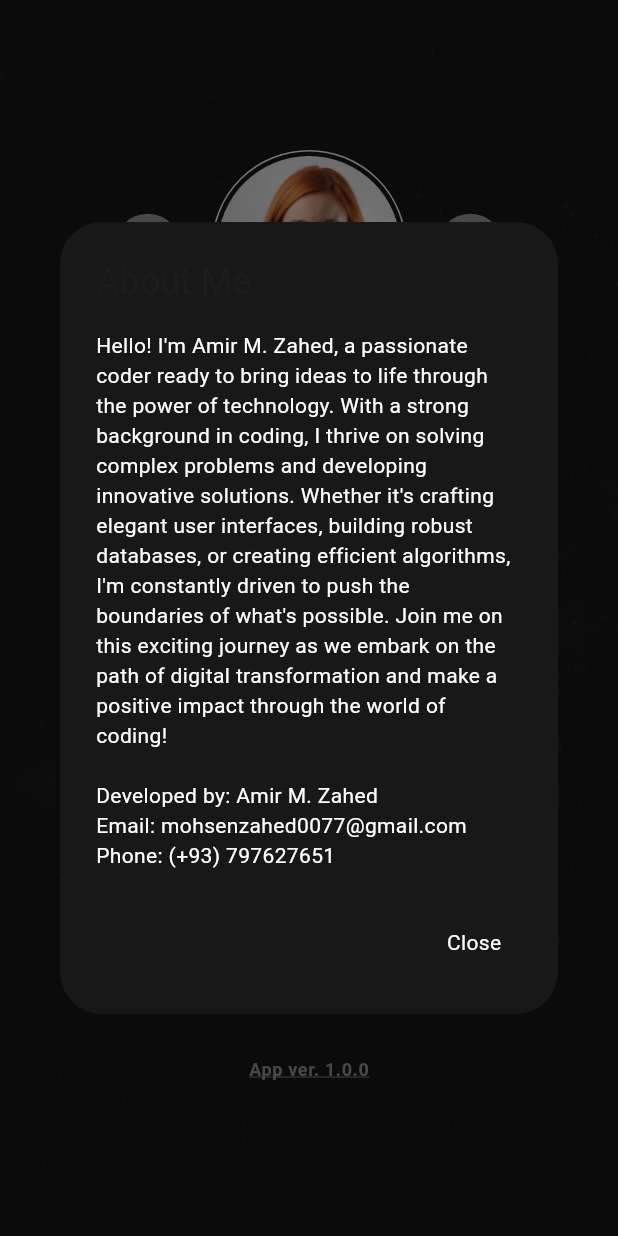
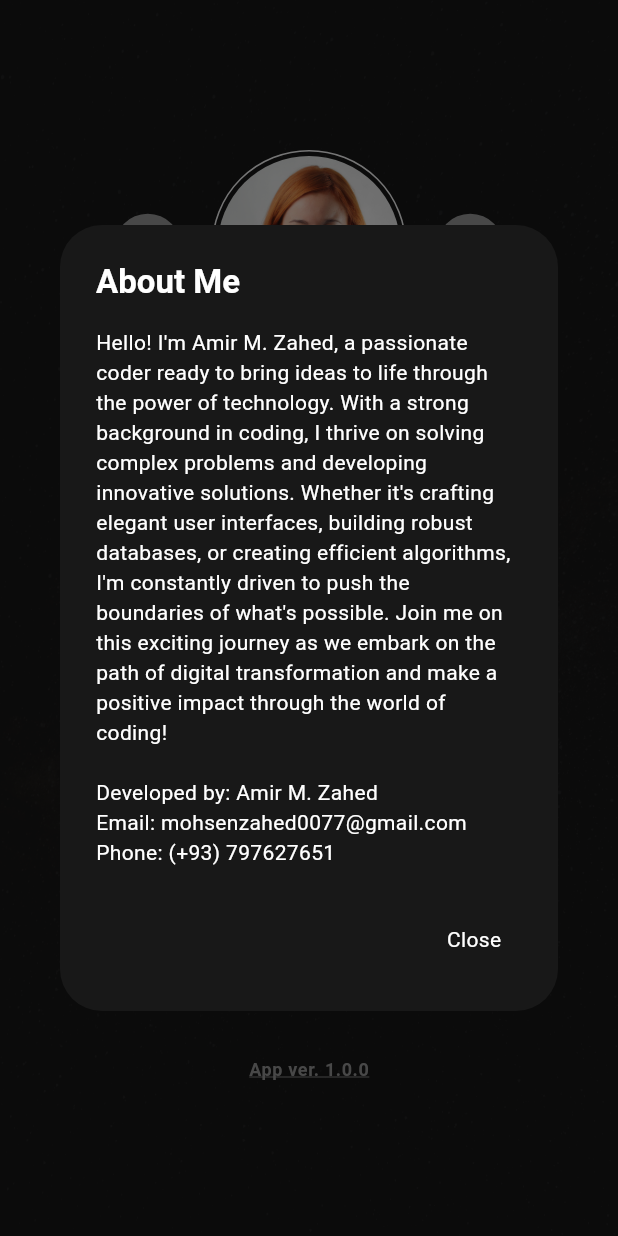
Before and after one commit to mohsen-zahed/NASA-Explorer-App, a Flutter app: the ProfileScreen screen opened directly, after a tap on "About Me", on a phone screen of 412 x 824 dp. Run offline on Flutter 3.47's test engine with Material 3 defaults, Android fonts, the phone set to English and light mode, and no system bars; our stand-ins replace cached_network_image, connectivity_plus, firebase_core, geocoding, geolocator, image_picker and 2 more; accounts and stored records are empty; network calls fail.

Commit message:
some updates

```diff
--- a/lib/constants/variables.dart
+++ b/lib/constants/variables.dart
@@ -93,7 +93,7 @@ var newsImageUrl =
 var demoNewsImageHolder =
     'https://th.bing.com/th/id/OIP.o77g1Q7GoA_ozXdDCwoABwHaEo?w=263&h=180&c=7&r=0&o=5&pid=1.7';
 var imagesModelList = [];
-
+List<String>? homeImagesList = [];
 
 // home screen variables
 
--- a/lib/main_screens/images_screen/image_gallery_screen.dart
+++ b/lib/main_screens/images_screen/image_gallery_screen.dart
@@ -20,7 +20,7 @@ class _ImageGalleryScreenState extends State<ImageGalleryScreen> {
       body: BackgroundImageWidget(
         child: SafeArea(
             child: ListView.builder(
-          itemCount: fetchedImagesList.length,
+          itemCount: 1,
           itemBuilder: (context, index) {
             return Padding(
               padding: const EdgeInsets.symmetric(horizontal: 10),
--- a/lib/main_screens/profile_screen/profile_screen.dart
+++ b/lib/main_screens/profile_screen/profile_screen.dart
@@ -6,6 +6,7 @@ import 'package:image_picker/image_picker.dart';
 import 'package:nasa_explorer_app_project/constants/colors.dart';
 import 'package:nasa_explorer_app_project/functions/functions.dart';
 import 'package:nasa_explorer_app_project/main_screens/profile_screen/sub_screens/shared_posts_screen.dart';
+import 'package:nasa_explorer_app_project/main_screens/profile_screen/widgets/about_me_dialog_widget.dart';
 import 'package:nasa_explorer_app_project/main_screens/profile_screen/widgets/edit_image_profile_change_profile_widgets.dart';
 import 'package:nasa_explorer_app_project/widgets/background_image_widget.dart';
 import 'package:nasa_explorer_app_project/widgets/custom_elevated_button.dart';
@@ -98,7 +99,11 @@ class _ProfileScreenState extends State<ProfileScreen> {
                     onListTileTap: () => showAdaptiveDialog(
                       context: context,
                       builder: (context) {
-                        return const AboutMeDialogWidget();
+                        return const AboutMeDialogWidget(
+                          title: 'About Me',
+                          buttonText: 'Close',
+                          isAboutMe: true,
+                        );
                       },
                     ),
                     trailingIcon: Icons.arrow_forward_ios_rounded,
@@ -173,59 +178,3 @@ class _ProfileScreenState extends State<ProfileScreen> {
     );
   }
 }
-
-class AboutMeDialogWidget extends StatelessWidget {
-  const AboutMeDialogWidget({
-    super.key,
-  });
-
-  @override
-  Widget build(BuildContext context) {
-    return AlertDialog(
-      backgroundColor: kBackgroundColor,
-      title: const Text('About Me'),
-      content: Text.rich(
-        TextSpan(
-          text: '$developerIntro\n\n',
-          children: [
-            TextSpan(
-              text: 'Developed by: $developerName\n',
-              children: [
-                TextSpan(
-                  text: 'Email: $developerEmail\n',
-                  recognizer: TapGestureRecognizer()
-                    ..onTap = () => mail(email: developerEmail),
-                  children: [
-                    TextSpan(
-                      text: 'Phone: $developerPhone',
-                      recognizer: TapGestureRecognizer()
-                        ..onTap = () => call(phoneNumber: developerPhone),
-                    ),
-                  ],
-                ),
-              ],
-            ),
-          ],
-        ),
-        style: Theme.of(context)
-            .textTheme
-            .bodyMedium!
-            .copyWith(color: kWhiteColor),
-      ),
-      actions: [
-        TextButton(
-          child: Text(
-            'Close',
-            style: Theme.of(context)
-                .textTheme
-                .bodyMedium!
-                .copyWith(color: kWhiteColor),
-          ),
-          onPressed: () {
-            Navigator.of(context).pop();
-          },
-        ),
-      ],
-    );
-  }
-}
--- /dev/null
+++ b/lib/main_screens/profile_screen/widgets/about_me_dialog_widget.dart
@@ -0,0 +1,84 @@
+import 'package:flutter/gestures.dart';
+import 'package:flutter/material.dart';
+import 'package:nasa_explorer_app_project/constants/colors.dart';
+import 'package:nasa_explorer_app_project/constants/variables.dart';
+import 'package:nasa_explorer_app_project/functions/functions.dart';
+
+class AboutMeDialogWidget extends StatelessWidget {
+  const AboutMeDialogWidget({
+    super.key,
+    required this.title,
+    this.text,
+    required this.isAboutMe,
+    required this.buttonText,
+  });
+
+  final String title;
+  final text;
+  final bool isAboutMe;
+  final String buttonText;
+
+  @override
+  Widget build(BuildContext context) {
+    return AlertDialog(
+      backgroundColor: kBackgroundColor,
+      title: Text(
+        title,
+        style: Theme.of(context).textTheme.titleLarge!.copyWith(
+              color: kWhiteColor,
+              fontWeight: FontWeight.w600,
+            ),
+      ),
+      content: isAboutMe
+          ? Text.rich(
+              TextSpan(
+                text: '$developerIntro\n\n',
+                children: [
+                  TextSpan(
+                    text: 'Developed by: $developerName\n',
+                    children: [
+                      TextSpan(
+                        text: 'Email: $developerEmail\n',
+                        recognizer: TapGestureRecognizer()
+                          ..onTap = () => mail(email: developerEmail),
+                        children: [
+                          TextSpan(
+                            text: 'Phone: $developerPhone',
+                            recognizer: TapGestureRecognizer()
+                              ..onTap = () => call(phoneNumber: developerPhone),
+                          ),
+                        ],
+                      ),
+                    ],
+                  ),
+                ],
+              ),
+              style: Theme.of(context)
+                  .textTheme
+                  .bodyMedium!
+                  .copyWith(color: kWhiteColor),
+            )
+          : Text(
+              text,
+              style: Theme.of(context)
+                  .textTheme
+                  .bodyMedium!
+                  .copyWith(color: kWhiteColor),
+            ),
+      actions: [
+        TextButton(
+          child: Text(
+            buttonText,
+            style: Theme.of(context)
+                .textTheme
+                .bodyMedium!
+                .copyWith(color: kWhiteColor),
+          ),
+          onPressed: () {
+            Navigator.of(context).pop();
+          },
+        ),
+      ],
+    );
+  }
+}
--- a/pubspec.yaml
+++ b/pubspec.yaml
@@ -49,6 +49,11 @@ dependencies:
   url_launcher: ^6.2.1
   external_app_launcher: ^3.1.0
   shimmer: ^3.0.0
+  firebase_core: ^2.24.2
+  firebase_storage: ^11.5.5
+  firebase_database: ^10.3.8
+  firebase_auth: ^4.15.2
+  cloud_firestore: ^4.13.5
 
 dev_dependencies:
   flutter_test:
```
Also changed, not shown: lib/initial_screens/registration_screen/registration_screen.dart (+27 -7 lines), lib/initial_screens/splash_screen.dart (+29 -2 lines), lib/main.dart (+7 -4 lines), lib/main_screens/home_screens/home_screen.dart (+9 -1 lines), lib/main_screens/home_screens/widgets/horizontal_images_carousel_slider.dart (+19 -43 lines), lib/main_screens/images_screen/widgets/vertical_images_grid_view.dart (+21 -8 lines), lib/main_screens/news_screen/widgets/news_post_widget.dart (+15 -9 lines), pubspec.lock, 3 other files.
